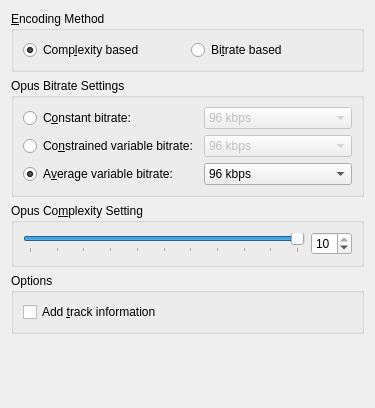
Above: plugins/opus/encoderopusconfig.ui from KDE/audiocd-kio before the change. Below: the same form after it.
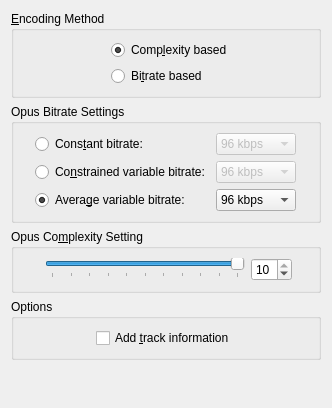
That is the form after the change.

Commit message: Use FormLayouts with centered children for plugins

```diff
--- a/plugins/opus/encoderopusconfig.ui
+++ b/plugins/opus/encoderopusconfig.ui
@@ -6,7 +6,7 @@
    <rect>
     <x>0</x>
     <y>0</y>
-    <width>375</width>
+    <width>332</width>
     <height>408</height>
    </rect>
   </property>
@@ -19,8 +19,14 @@
      <property name="flat">
       <bool>true</bool>
      </property>
-     <layout class="QHBoxLayout">
-      <item>
+     <layout class="QFormLayout" name="formLayout">
+      <property name="fieldGrowthPolicy">
+       <enum>QFormLayout::FieldGrowthPolicy::FieldsStayAtSizeHint</enum>
+      </property>
+      <property name="formAlignment">
+       <set>Qt::AlignmentFlag::AlignHCenter|Qt::AlignmentFlag::AlignTop</set>
+      </property>
+      <item row="1" column="1">
        <widget class="QRadioButton" name="kcfg_opus_enc_complexity">
         <property name="text">
          <string>Comp&amp;lexity based</string>
@@ -30,7 +36,7 @@
         </property>
        </widget>
       </item>
-      <item>
+      <item row="2" column="1">
        <widget class="QRadioButton" name="kcfg_opus_enc_bitrate">
         <property name="text">
          <string>Bi&amp;trate based</string>
@@ -52,14 +58,7 @@
       <bool>true</bool>
      </property>
      <layout class="QGridLayout">
-      <item row="0" column="0">
-       <widget class="QRadioButton" name="kcfg_set_opus_cbr">
-        <property name="text">
-         <string>C&amp;onstant bitrate:</string>
-        </property>
-       </widget>
-      </item>
-      <item row="0" column="1">
+      <item row="0" column="2">
        <widget class="QComboBox" name="kcfg_opus_cbr">
         <property name="enabled">
          <bool>false</bool>
@@ -127,92 +126,44 @@
         </item>
        </widget>
       </item>
-      <item row="1" column="0">
+      <item row="2" column="1">
+       <widget class="QRadioButton" name="kcfg_set_opus_vbr">
+        <property name="text">
+         <string>Avera&amp;ge variable bitrate:</string>
+        </property>
+        <property name="checked">
+         <bool>true</bool>
+        </property>
+       </widget>
+      </item>
+      <item row="0" column="0">
+       <spacer name="horizontalSpacer">
+        <property name="orientation">
+         <enum>Qt::Orientation::Horizontal</enum>
+        </property>
+        <property name="sizeHint" stdset="0">
+         <size>
+          <width>40</width>
+          <height>20</height>
+         </size>
+        </property>
+       </spacer>
+      </item>
+      <item row="0" column="1">
+       <widget class="QRadioButton" name="kcfg_set_opus_cbr">
+        <property name="text">
+         <string>Cons&amp;tant bitrate:</string>
+        </property>
+       </widget>
+      </item>
+      <item row="1" column="1">
        <widget class="QRadioButton" name="kcfg_set_opus_cvbr">
         <property name="text">
          <string>Co&amp;nstrained variable bitrate:</string>
         </property>
        </widget>
       </item>
-      <item row="1" column="1">
-       <widget class="QComboBox" name="kcfg_opus_cvbr">
-        <property name="enabled">
-         <bool>false</bool>
-        </property>
-        <property name="currentText">
-         <string>96 kbps</string>
-        </property>
-        <property name="currentIndex">
-         <number>6</number>
-        </property>
-        <item>
-         <property name="text">
-          <string>6 kbps</string>
-         </property>
-        </item>
-        <item>
-         <property name="text">
-          <string>12 kbps</string>
-         </property>
-        </item>
-        <item>
-         <property name="text">
-          <string>24 kbps</string>
-         </property>
-        </item>
-        <item>
-         <property name="text">
-          <string>48 kbps</string>
-         </property>
-        </item>
-        <item>
-         <property name="text">
-          <string>64 kbps</string>
-         </property>
-        </item>
-        <item>
-         <property name="text">
-          <string>80 kbps</string>
-         </property>
-        </item>
-        <item>
-         <property name="text">
-          <string>96 kbps</string>
-         </property>
-        </item>
-        <item>
-         <property name="text">
-          <string>128 kbps</string>
-         </property>
-        </item>
-        <item>
-         <property name="text">
-          <string>160 kbps</string>
-         </property>
-        </item>
-        <item>
-         <property name="text">
-          <string>192 kbps</string>
-         </property>
-        </item>
-        <item>
-         <property name="text">
-          <string>256 kbps</string>
-         </property>
-        </item>
-       </widget>
-      </item>
-      <item row="2" column="0">
-       <widget class="QRadioButton" name="kcfg_set_opus_vbr">
-        <property name="text">
-         <string>A&amp;verage variable bitrate:</string>
-        </property>
-        <property name="checked">
-         <bool>true</bool>
-        </property>
-       </widget>
-      </item>
-      <item row="2" column="1">
+      <item row="2" column="2">
        <widget class="QComboBox" name="kcfg_opus_vbr">
         <property name="enabled">
          <bool>true</bool>
@@ -280,6 +231,87 @@
         </item>
        </widget>
       </item>
+      <item row="1" column="2">
+       <widget class="QComboBox" name="kcfg_opus_cvbr">
+        <property name="enabled">
+         <bool>false</bool>
+        </property>
+        <property name="currentText">
+         <string>96 kbps</string>
+        </property>
+        <property name="currentIndex">
+         <number>6</number>
+        </property>
+        <item>
+         <property name="text">
+          <string>6 kbps</string>
+         </property>
+        </item>
+        <item>
+         <property name="text">
+          <string>12 kbps</string>
+         </property>
+        </item>
+        <item>
+         <property name="text">
+          <string>24 kbps</string>
+         </property>
+        </item>
+        <item>
+         <property name="text">
+          <string>48 kbps</string>
+         </property>
+        </item>
+        <item>
+         <property name="text">
+          <string>64 kbps</string>
+         </property>
+        </item>
+        <item>
+         <property name="text">
+          <string>80 kbps</string>
+         </property>
+        </item>
+        <item>
+         <property name="text">
+          <string>96 kbps</string>
+         </property>
+        </item>
+        <item>
+         <property name="text">
+          <string>128 kbps</string>
+         </property>
+        </item>
+        <item>
+         <property name="text">
+          <string>160 kbps</string>
+         </property>
+        </item>
+        <item>
+         <property name="text">
+          <string>192 kbps</string>
+         </property>
+        </item>
+        <item>
+         <property name="text">
+          <string>256 kbps</string>
+         </property>
+        </item>
+       </widget>
+      </item>
+      <item row="0" column="3">
+       <spacer name="horizontalSpacer_2">
+        <property name="orientation">
+         <enum>Qt::Orientation::Horizontal</enum>
+        </property>
+        <property name="sizeHint" stdset="0">
+         <size>
+          <width>40</width>
+          <height>20</height>
+         </size>
+        </property>
+       </spacer>
+      </item>
      </layout>
     </widget>
    </item>
@@ -294,11 +326,23 @@
      <property name="flat">
       <bool>true</bool>
      </property>
-     <layout class="QHBoxLayout">
-      <item>
+     <layout class="QFormLayout" name="formLayout_3">
+      <property name="fieldGrowthPolicy">
+       <enum>QFormLayout::FieldGrowthPolicy::FieldsStayAtSizeHint</enum>
+      </property>
+      <property name="formAlignment">
+       <set>Qt::AlignmentFlag::AlignHCenter|Qt::AlignmentFlag::AlignTop</set>
+      </property>
+      <item row="0" column="0">
        <layout class="QHBoxLayout" name="horizontalLayout">
         <item>
          <widget class="QSlider" name="complexitySlider">
+          <property name="minimumSize">
+           <size>
+            <width>200</width>
+            <height>0</height>
+           </size>
+          </property>
           <property name="whatsThis">
            <string>Higher is better but slower</string>
           </property>
@@ -324,7 +368,7 @@
         </item>
        </layout>
       </item>
-      <item>
+      <item row="0" column="1">
        <widget class="QSpinBox" name="kcfg_opus_complexity">
         <property name="whatsThis">
          <string>Higher is better but slower</string>
@@ -351,8 +395,14 @@
      <property name="flat">
       <bool>true</bool>
      </property>
-     <layout class="QVBoxLayout">
-      <item>
+     <layout class="QFormLayout" name="formLayout_2">
+      <property name="fieldGrowthPolicy">
+       <enum>QFormLayout::FieldGrowthPolicy::FieldsStayAtSizeHint</enum>
+      </property>
+      <property name="formAlignment">
+       <set>Qt::AlignmentFlag::AlignHCenter|Qt::AlignmentFlag::AlignTop</set>
+      </property>
+      <item row="0" column="0">
        <widget class="QCheckBox" name="kcfg_opus_comments">
         <property name="enabled">
          <bool>true</bool>
```
The commit also changes 3 other files.
